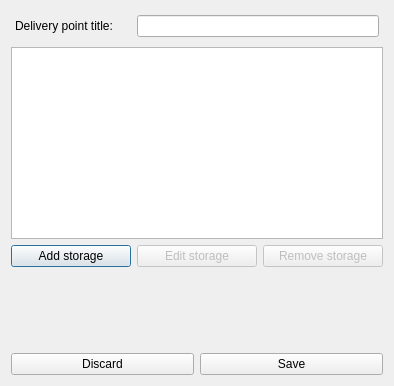
Old version of the form sea_transport/deliverypointeditdialog.ui in the repository NuarkNoir/sea_transport.
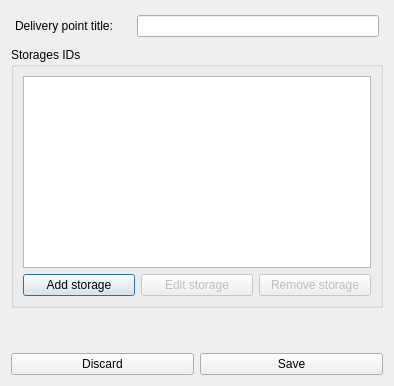
New version of the form.

```diff
--- a/sea_transport/deliverypointeditdialog.ui
+++ b/sea_transport/deliverypointeditdialog.ui
@@ -13,7 +13,7 @@
   <property name="windowTitle">
    <string>Dialog</string>
   </property>
-  <layout class="QVBoxLayout" name="verticalLayout">
+  <layout class="QVBoxLayout" name="verticalLayout_2">
    <item>
     <layout class="QFormLayout" name="formLayout">
      <property name="horizontalSpacing">
@@ -44,6 +44,12 @@
     </layout>
    </item>
    <item>
+    <widget class="QGroupBox" name="groupBox">
+     <property name="title">
+      <string>Storages IDs</string>
+     </property>
+     <layout class="QVBoxLayout" name="verticalLayout">
+      <item>
     <widget class="QListView" name="lv_storages">
      <property name="editTriggers">
       <set>QAbstractItemView::NoEditTriggers</set>
@@ -80,6 +86,9 @@
       </widget>
      </item>
     </layout>
+      </item>
+     </layout>
+    </widget>
    </item>
    <item>
     <spacer name="verticalSpacer">
```
Lines whose indentation alone changed are shown as unchanged.
